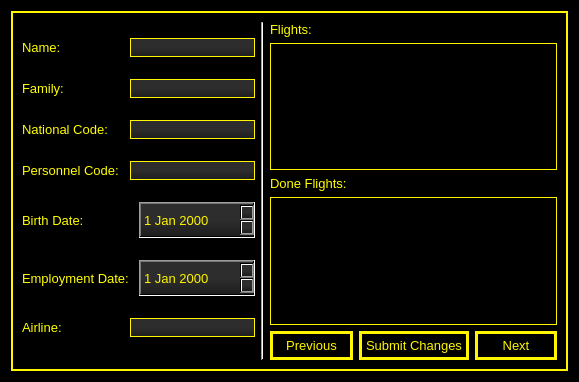
shahabbadihi/airport_managementt, file MyProj/HostsPage.ui: the form before one commit.
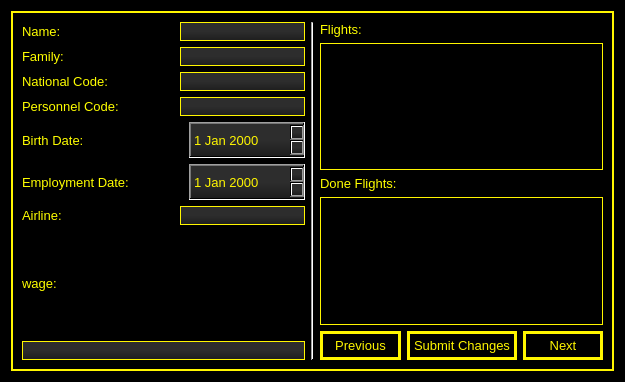
The form after the commit.

Commit message: wage and price of ticket added

```diff
--- a/MyProj/HostsPage.ui
+++ b/MyProj/HostsPage.ui
@@ -6,7 +6,7 @@
    <rect>
     <x>0</x>
     <y>0</y>
-    <width>579</width>
+    <width>625</width>
     <height>382</height>
    </rect>
   </property>
@@ -224,6 +224,16 @@
           </item>
          </layout>
         </item>
+        <item>
+         <widget class="QLabel" name="label_3">
+          <property name="text">
+           <string>wage:</string>
+          </property>
+         </widget>
+        </item>
+        <item>
+         <widget class="QLineEdit" name="wage_of_host"/>
+        </item>
        </layout>
       </item>
       <item>
```
The commit also changes 15 other files.
